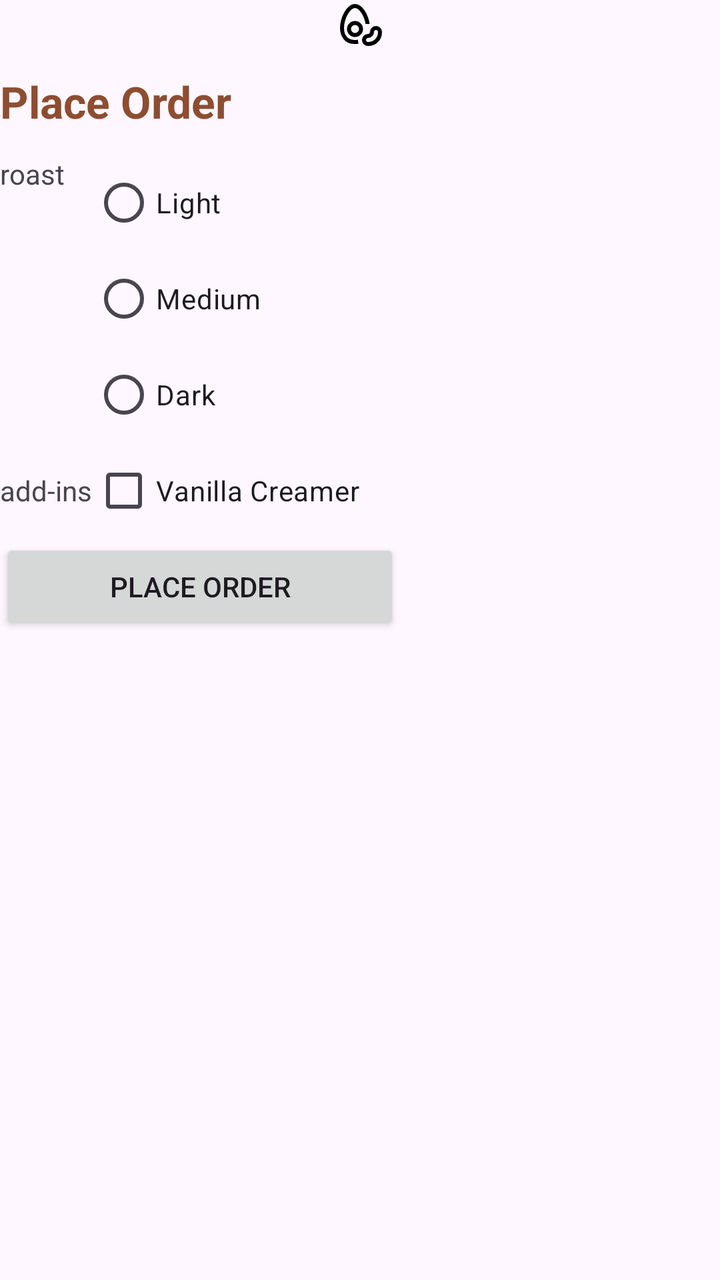
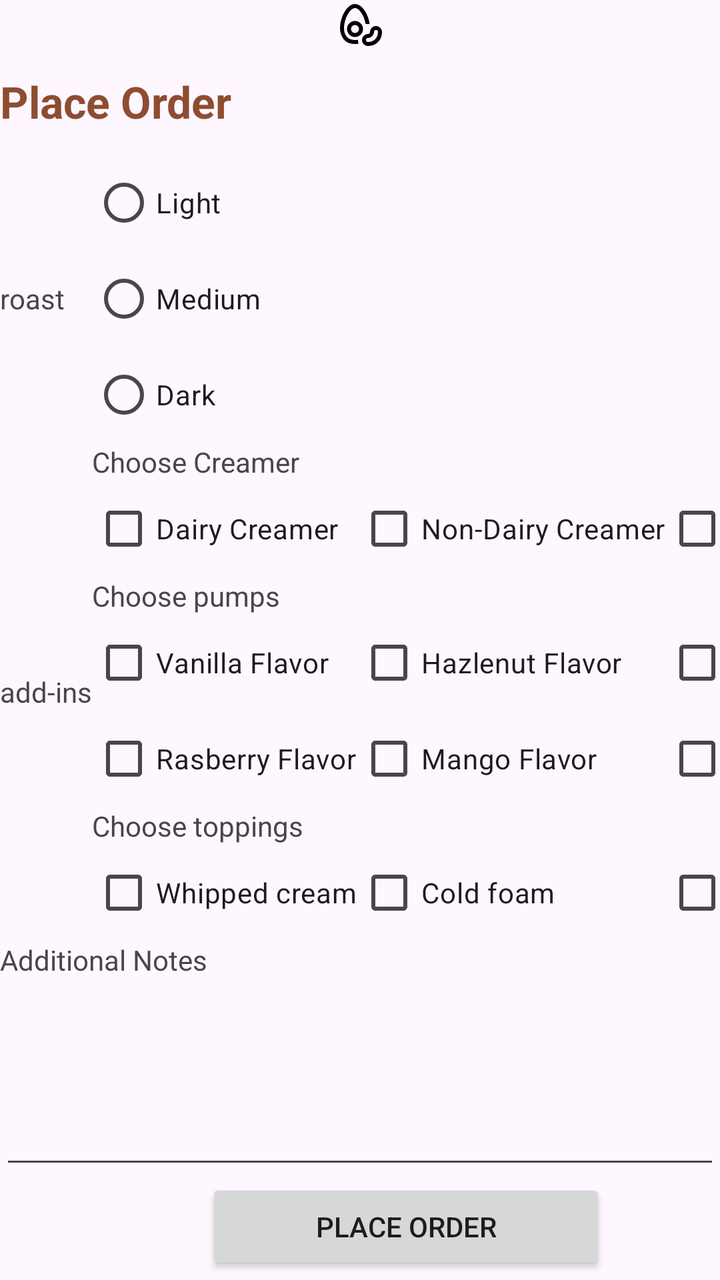

Screens rendered from an Android XML layout before and after an edit, with the pre-edit source and the edit as a unified diff.
<!-- AndroidManifest.xml: application theme Theme.CoffeeMid -->
<!-- res/layout/activity_order_menu.xml -->
<?xml version="1.0" encoding="utf-8"?>
<GridLayout xmlns:android="http://schemas.android.com/apk/res/android"
    xmlns:app="http://schemas.android.com/apk/res-auto"
    xmlns:tools="http://schemas.android.com/tools"
    android:id="@+id/main"
    android:layout_width="match_parent"
    android:layout_height="match_parent"
    android:columnCount="2"
    tools:context=".OrderMenu">

    <ImageView
        android:id="@+id/BeanIcon"
        android:layout_width="match_parent"
        android:layout_height="wrap_content"
        android:layout_columnSpan="2"

        android:src="@drawable/outline_avocado_bean_24"
        android:contentDescription="@string/app_logo"
        />

    <TextView
        android:id="@+id/menu_title"
        style="@style/AppTitle"
        android:text="Place Order"
        />

    <TextView
        android:id="@+id/roast_textview"
        android:text="roast"
        />

    <RadioGroup
        android:id="@+id/roast_radio">

        <RadioButton
            android:id="@+id/light_opt"
            android:layout_width="wrap_content"
            android:layout_height="wrap_content"
            android:text="Light" />

        <RadioButton
            android:id="@+id/medium_opt"
            android:layout_width="wrap_content"
            android:layout_height="wrap_content"
            android:text="Medium" />

        <RadioButton
            android:id="@+id/dark_opt"
            android:layout_width="wrap_content"
            android:layout_height="wrap_content"
            android:text="Dark" />
    </RadioGroup>

    <TextView
        android:id="@+id/add_textview"
        android:text="add-ins"
        />
    <CheckBox
        android:text="Vanilla Creamer"
        />

    <Button
            android:id="@+id/submit_order"
            android:layout_width="200dp"
            android:layout_columnSpan="2"

            android:text="Place Order"
        />

</GridLayout>
<!-- resources referenced by this layout -->
<resources>
  <!-- drawable outline_avocado_bean_24: vector/xml drawable (drawable, 2052 chars, omitted) -->
  <string name="app_logo">App_Logo</string>
  <style name="AppTitle">
          <item name="android:textSize">22sp</item>
          <item name="android:textStyle">bold</item>
          <item name="android:layout_width">match_parent</item>
          <item name="android:layout_height">wrap_content</item>
          <item name="android:paddingTop">12dp</item>
          <item name="android:paddingBottom">12dp</item>
          <item name="android:textAlignment">center</item>
          <item name="android:layout_columnSpan">2</item>
          <item name="android:textColor">?attr/colorPrimary</item>
      </style>
  <style name="Theme.CoffeeMid" parent="Base.Theme.CoffeeMid" />
  <style name="Base.Theme.CoffeeMid" parent="Theme.Material3.DayNight.NoActionBar">
          <item name="colorPrimary">@color/coffee_primary</item>
          <item name="colorSecondary">@color/coffee_secondary</item>
          <item name="colorSurface">@color/coffee_surface</item>
      </style>
  <color name="coffee_primary">#8e4d31</color>
  <color name="coffee_secondary">#77574b</color>
  <color name="coffee_surface">#685e30</color>
</resources>

<!-- the commit's change to res/layout/activity_order_menu.xml (unified diff, before → after) -->
@@ -1,70 +1,132 @@
 <?xml version="1.0" encoding="utf-8"?>
-<GridLayout xmlns:android="http://schemas.android.com/apk/res/android"
+<ScrollView xmlns:android="http://schemas.android.com/apk/res/android"
     xmlns:app="http://schemas.android.com/apk/res-auto"
     xmlns:tools="http://schemas.android.com/tools"
     android:id="@+id/main"
     android:layout_width="match_parent"
     android:layout_height="match_parent"
-    android:columnCount="2"
-    tools:context=".OrderMenu">
+    android:fillViewport="true"
+    >
 
-    <ImageView
-        android:id="@+id/BeanIcon"
+    <GridLayout
         android:layout_width="match_parent"
-        android:layout_height="wrap_content"
-        android:layout_columnSpan="2"
+        android:layout_height="match_parent"
+        android:scrollbars="vertical"
+        android:columnCount="2"
+        tools:context=".OrderMenu">
 
-        android:src="@drawable/outline_avocado_bean_24"
-        android:contentDescription="@string/app_logo"
-        />
+        <ImageView
+            android:id="@+id/BeanIcon"
+            android:layout_width="match_parent"
+            android:layout_height="wrap_content"
+            android:layout_columnSpan="2"
 
-    <TextView
-        android:id="@+id/menu_title"
-        style="@style/AppTitle"
-        android:text="Place Order"
-        />
+            android:src="@drawable/outline_avocado_bean_24"
+            android:contentDescription="@string/app_logo"
+            />
 
-    <TextView
-        android:id="@+id/roast_textview"
-        android:text="roast"
-        />
+        <TextView
+            android:id="@+id/menu_title"
+            style="@style/AppTitle"
+            android:text="Place Order"
+            />
 
-    <RadioGroup
-        android:id="@+id/roast_radio">
+        <TextView
+            android:id="@+id/roast_textview"
+            android:layout_gravity="center_vertical"
+            android:text="roast"
+            />
 
-        <RadioButton
-            android:id="@+id/light_opt"
-            android:layout_width="wrap_content"
+        <RadioGroup
+            android:id="@+id/roast_radio">
+
+            <RadioButton
+                android:id="@+id/light_opt"
+                android:layout_width="wrap_content"
+                android:layout_height="wrap_content"
+                android:text="Light" />
+
+            <RadioButton
+                android:id="@+id/medium_opt"
+                android:layout_width="wrap_content"
+                android:layout_height="wrap_content"
+                android:text="Medium" />
+
+            <RadioButton
+                android:id="@+id/dark_opt"
+                android:layout_width="wrap_content"
+                android:layout_height="wrap_content"
+                android:text="Dark" />
+        </RadioGroup>
+
+        
+        <TextView
+            android:id="@+id/addin_textview"
+            android:layout_gravity="center_vertical"
+            android:text="add-ins"
+            />
+
+        <GridLayout
+            android:id="@+id/addin_Layout"
+            android:layout_width="match_parent"
+            android:columnCount="3">
+
+            <TextView
+                android:id="@+id/Dairy_Section_textview"
+                android:layout_width="match_parent"
+                android:layout_columnSpan="3"
+
+                android:text="Choose Creamer"/>
+            <CheckBox android:id="@+id/dairyCreamer" android:text="Dairy Creamer"/>
+            <CheckBox android:id="@+id/nondairyCreamer" android:text="Non-Dairy Creamer"/>
+            <CheckBox android:id="@+id/hahCreamer" android:text="half-half"/>
+
+            <TextView
+                android:id="@+id/Pumps_Section_textview"
+                android:layout_width="match_parent"
+                android:layout_columnSpan="3"
+
+                android:text="Choose pumps"/>
+            <CheckBox android:id="@+id/vanillaPump" android:text="Vanilla Flavor"/>
+            <CheckBox android:id="@+id/hazlePump" android:text="Hazlenut Flavor"/>
+            <CheckBox android:id="@+id/coconutPump" android:text="Coconut Flavor"/>
+            <CheckBox android:id="@+id/rasberryPump" android:text="Rasberry Flavor"/>
+            <CheckBox android:id="@+id/mangoPump" android:text="Mango Flavor"/>
+            <CheckBox android:id="@+id/chocoPump" android:text="Chocolate Flavor"/>
+
+            <TextView
+                android:id="@+id/topping_Section_textview"
+                android:layout_width="match_parent"
+                android:layout_columnSpan="3"
+
+                android:text="Choose toppings"/>
+            <CheckBox android:id="@+id/whipTopping" android:text="Whipped cream"/>
+            <CheckBox android:id="@+id/foamTopping" android:text="Cold foam"/>
+            <CheckBox android:id="@+id/caramelTopping" android:text="Caramel syrup"/>
+        </GridLayout>
+
+        <TextView
+            android:id="@+id/AdditionalNotes"
+            android:layout_width="match_parent"
             android:layout_height="wrap_content"
-            android:text="Light" />
+            android:layout_columnSpan="2"
 
-        <RadioButton
-            android:id="@+id/medium_opt"
-            android:layout_width="wrap_content"
-            android:layout_height="wrap_content"
-            android:text="Medium" />
+            android:text="Additional Notes"/>
+        <EditText
+            android:id="@+id/noteEditor"
+            android:layout_width="match_parent"
+            android:layout_height="100dp"
+            android:layout_columnSpan="2"/>
 
-        <RadioButton
-            android:id="@+id/dark_opt"
-            android:layout_width="wrap_content"
-            android:layout_height="wrap_content"
-            android:text="Dark" />
-    </RadioGroup>
-
-    <TextView
-        android:id="@+id/add_textview"
-        android:text="add-ins"
-        />
-    <CheckBox
-        android:text="Vanilla Creamer"
-        />
-
-    <Button
+        <Button
             android:id="@+id/submit_order"
             android:layout_width="200dp"
             android:layout_columnSpan="2"
 
+            android:layout_gravity="center_horizontal"
+
             android:text="Place Order"
-        />
+            />
 
-</GridLayout>
+    </GridLayout>
+</ScrollView>
